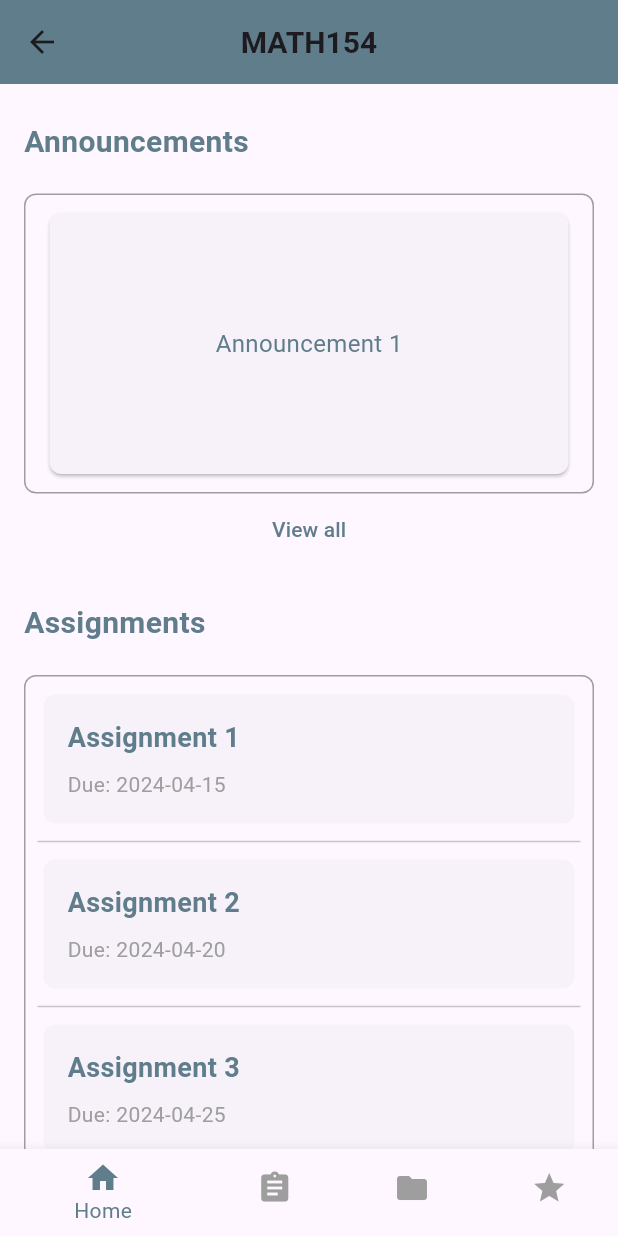
After one commit to FurqanBhat/Canvas-Connect, a Flutter app: the CourseScreen screen opened directly, on a phone screen of 412 x 824 dp. The commit adds this screen. Run offline on Flutter 3.47's test engine with Material 3 defaults, Android fonts, the light colour scheme and no system bars; our stand-ins replace flutter_spinkit, shared_preferences; accounts and stored records are empty.

Commit message:
made ui better

```diff
--- a/lib/main.dart
+++ b/lib/main.dart
@@ -1,5 +1,6 @@
 import 'dart:io';
 
+import 'package:canvas_connect/screen/course_screen.dart';
 import 'package:canvas_connect/screen/help.dart';
 import 'package:canvas_connect/screen/login_screen.dart';
 import 'package:flutter/material.dart';
@@ -18,6 +19,7 @@ class App extends StatelessWidget {
   @override
   Widget build(BuildContext context) {
     return MaterialApp(
+      debugShowCheckedModeBanner: false,
       theme: themeData,
       home: LoginScreen()
     );
--- a/lib/screen/course_list.dart
+++ b/lib/screen/course_list.dart
@@ -1,4 +1,6 @@
+import 'package:canvas_connect/models/LoginModel.dart';
 import 'package:canvas_connect/resource/theme.dart';
+import 'package:canvas_connect/screen/login_screen.dart';
 import 'package:flutter/material.dart';
 import 'package:flutter/widgets.dart';
 
@@ -30,6 +32,19 @@ class CourseList extends StatelessWidget {
           icon: const Icon(Icons.menu),
           onPressed: () {},
         ),
+        actions: [
+          ElevatedButton(
+            child: Icon(
+              Icons.logout,
+            ),
+            onPressed: (){
+              LoginModel.logOut();
+              Navigator.of(context).push(MaterialPageRoute(builder: (context)=>LoginScreen()));
+
+            },
+          )
+        ],
+
       ),
       body: ListView.builder(
         padding: const EdgeInsets.all(8.0),
--- /dev/null
+++ b/lib/screen/course_screen.dart
@@ -0,0 +1,317 @@
+import 'package:flutter/material.dart';
+
+class CourseScreen extends StatefulWidget {
+  const CourseScreen({Key? key}) : super(key: key);
+
+  @override
+  _CourseScreenState createState() => _CourseScreenState();
+}
+
+
+
+
+
+
+
+
+
+
+
+
+
+
+
+
+
+
+
+
+
+class _CourseScreenState extends State<CourseScreen> {
+  int _selectedIndex = 0;
+  final List<String> _announcements = [
+    "Announcement 1",
+    "Announcement 2",
+    "Announcement 3",
+  ];
+
+  @override
+  Widget build(BuildContext context) {
+    return Scaffold(
+      appBar: AppBar(
+        backgroundColor: Colors.blueGrey,
+        title: Text(
+          "MATH154",
+          style: TextStyle(
+            fontSize: 20,
+            fontWeight: FontWeight.bold,
+          ),
+        ),
+        centerTitle: true,
+        leading: IconButton(
+          icon: const Icon(Icons.arrow_back_outlined),
+          onPressed: () {},
+        ),
+      ),
+      body: SingleChildScrollView(
+        padding: const EdgeInsets.all(16.0),
+        child: Column(
+          crossAxisAlignment: CrossAxisAlignment.stretch,
+          children: [
+            _buildSectionTitle("Announcements"),
+            const SizedBox(height: 12.0),
+            _buildAnnouncementsList(),
+            _buildViewAllButton(onPressed: () {
+              // Route to announcements
+            }),
+            const SizedBox(height: 16.0),
+            _buildSectionTitle("Assignments"),
+            const SizedBox(height: 12.0),
+            _buildAssignmentsCalendar(),
+            const SizedBox(height: 16.0),
+            _buildMaterialSectionTitle("Course Materials"),
+            const SizedBox(height: 12.0),
+            _buildMaterialLinks(),
+          ],
+        ),
+      ),
+      bottomNavigationBar: BottomNavigationBar(
+        currentIndex: _selectedIndex,
+        onTap: _onItemTapped,
+        selectedItemColor: Colors.blueGrey,
+        unselectedItemColor: Colors.grey,
+        items: const [
+          BottomNavigationBarItem(
+            icon: Icon(Icons.home),
+            label: 'Home',
+          ),
+          BottomNavigationBarItem(
+            icon: Icon(Icons.assignment),
+            label: 'To Do',
+          ),
+          BottomNavigationBarItem(
+            icon: Icon(Icons.folder),
+            label: 'Files',
+          ),
+          BottomNavigationBarItem(
+            icon: Icon(Icons.grade),
+            label: 'Grades',
+          ),
+        ],
+      ),
+    );
+  }
+
+  void _onItemTapped(int index) {
+    setState(() {
+      _selectedIndex = index;
+    });
+  }
+
+  Widget _buildSectionTitle(String title) {
+    return Padding(
+      padding: const EdgeInsets.symmetric(vertical: 8.0),
+      child: Text(
+        title,
+        style: TextStyle(
+          fontSize: 20,
+          fontWeight: FontWeight.bold,
+          color: Colors.blueGrey,
+        ),
+      ),
+    );
+  }
+
+  Widget _buildMaterialSectionTitle(String title) {
+    return Container(
+      padding: const EdgeInsets.all(8.0),
+      color: Colors.blueGrey,
+      child: Text(
+        title,
+        style: TextStyle(
+          fontSize: 20,
+          fontWeight: FontWeight.bold,
+          color: Colors.white,
+        ),
+      ),
+    );
+  }
+
+  Widget _buildViewAllButton({required VoidCallback onPressed}) {
+    return TextButton(
+      onPressed: onPressed,
+      child: Text(
+        "View all",
+        style: TextStyle(
+          color: Colors.blueGrey,
+        ),
+      ),
+    );
+  }
+
+  Widget _buildAnnouncementsList() {
+    return Container(
+      padding: EdgeInsets.all(8.0),
+      decoration: BoxDecoration(
+        borderRadius: BorderRadius.circular(8.0),
+        border: Border.all(
+          color: Colors.grey,
+        ),
+      ),
+      height: 200,
+      child: PageView.builder(
+        itemCount: _announcements.length,
+        itemBuilder: (context, index) {
+          return Card(
+            margin: const EdgeInsets.symmetric(horizontal: 8.0, vertical: 4.0),
+            shape: RoundedRectangleBorder(
+              borderRadius: BorderRadius.circular(8.0),
+            ),
+            child: Padding(
+              padding: const EdgeInsets.all(16.0),
+              child: Center(
+                child: Text(
+                  _announcements[index],
+                  style: const TextStyle(
+                    fontSize: 16,
+                    color: Colors.blueGrey,
+                  ),
+                ),
+              ),
+            ),
+          );
+        },
+      ),
+    );
+  }
+
+  Widget _buildAssignmentsCalendar() {
+    return Container(
+      padding: EdgeInsets.all(8.0),
+      decoration: BoxDecoration(
+        borderRadius: BorderRadius.circular(8.0),
+        border: Border.all(
+          color: Colors.grey,
+        ),
+      ),
+      child: Column(
+        children: [
+          _buildAssignmentCard(
+            title: "Assignment 1",
+            dueDate: "2024-04-15",
+          ),
+          Divider(),
+          _buildAssignmentCard(
+            title: "Assignment 2",
+            dueDate: "2024-04-20",
+          ),
+          Divider(),
+          _buildAssignmentCard(
+            title: "Assignment 3",
+            dueDate: "2024-04-25",
+          ),
+        ],
+      ),
+    );
+  }
+
+  Widget _buildAssignmentCard({required String title, required String dueDate}) {
+    return Card(
+      elevation: 0.0, // Set elevation to 0 to remove hovering effect
+      shape: RoundedRectangleBorder(
+        borderRadius: BorderRadius.circular(8.0),
+      ),
+      child: Padding(
+        padding: const EdgeInsets.all(16.0),
+        child: Row(
+          crossAxisAlignment: CrossAxisAlignment.start,
+          children: [
+            Expanded(
+              child: Column(
+                crossAxisAlignment: CrossAxisAlignment.start,
+                children: [
+                  Text(
+                    title,
+                    style: TextStyle(
+                      fontSize: 18,
+                      fontWeight: FontWeight.bold,
+                      color: Colors.blueGrey,
+                    ),
+                  ),
+                  SizedBox(height: 8.0),
+                  Text(
+                    "Due: $dueDate",
+                    style: TextStyle(
+                      fontSize: 14,
+                      color: Colors.grey,
+                    ),
+                  ),
+                ],
+              ),
+            ),
+          ],
+        ),
+      ),
+    );
+  }
+
+  Widget _buildMaterialLinks() {
+    return Column(
+      children: [
+        _buildMaterialLink(
+          icon: Icon(Icons.assignment),
+          title: "Syllabus",
+          onTap: () {
+            // Navigate to syllabus page
+          },
+        ),
+        _buildMaterialLink(
+          icon: Icon(Icons.folder),
+          title: "Files",
+          onTap: () {
+            // Navigate to files page
+          },
+        ),
+        _buildMaterialLink(
+          icon: Icon(Icons.chat),
+          title: "Discussion",
+          onTap: () {
+            // Navigate to discussion page
+          },
+        ),
+        _buildMaterialLink(
+          icon: Icon(Icons.grade),
+          title: "Grades",
+          onTap: () {
+            // Navigate to grades page
+          },
+        ),
+        _buildMaterialLink(
+          icon: Icon(Icons.people),
+          title: "Students",
+          onTap: () {
+            // Navigate to students page
+          },
+        ),
+      ],
+    );
+  }
+
+  Widget _buildMaterialLink({
+    required Icon icon,
+    required String title,
+    required VoidCallback onTap,
+  }) {
+    return ListTile(
+      leading: icon,
+      title: Text(
+        title,
+        style: TextStyle(
+          fontSize: 16,
+          color: Colors.blueGrey,
+        ),
+      ),
+      onTap: onTap,
+    );
+  }
+}
--- a/lib/screen/login_screen.dart
+++ b/lib/screen/login_screen.dart
@@ -15,6 +15,7 @@ class LoginScreen extends StatefulWidget {
 class _LoginScreenState extends State<LoginScreen> {
   late TextEditingController _domainController;
   late TextEditingController _tokenController;
+  bool _loading=false;
   GlobalKey<FormState> _formKey = GlobalKey();
   @override
   void initState() {
@@ -48,7 +49,6 @@ class _LoginScreenState extends State<LoginScreen> {
 
       ),
     );
-    bool _loading=false;
     return _loading ? Loading() : Scaffold(
       body: Form(
         key: _formKey,
@@ -123,10 +123,12 @@ class _LoginScreenState extends State<LoginScreen> {
                   ),
                 ),
                 onTap: () async {
+                  LoginModel.setData(_tokenController.text, _domainController.text);
+                  print("after hello");
                   setState(() {
                     _loading=true;
                   });
-                  LoginModel.setData(_tokenController.text.toString(), _domainController.text.toString());
+                  try{
                     await CoursesModel.fetchCourses();
                     if(CoursesModel.requestSuccess){
                       LoginModel.setLoginSuccessful();
@@ -141,6 +143,13 @@ class _LoginScreenState extends State<LoginScreen> {
                       });
                       ScaffoldMessenger.of(context).showSnackBar(snackBar);
                     }
+                  }catch(e){
+                    setState(() {
+                      _loading=false;
+                    });
+                    ScaffoldMessenger.of(context).showSnackBar(snackBar);
+                  }
+
 
 
                 },
--- a/lib/shared/loading.dart
+++ b/lib/shared/loading.dart
@@ -6,9 +6,10 @@ class Loading extends StatelessWidget {
   @override
   Widget build(BuildContext context) {
     return Container(
+      color: Colors.white,
       child: Center(
-        child: SpinKitThreeInOut(
-          color: Colors.white,
+        child: SpinKitWave(
+          color: Colors.orange,
           size: 50,
         ),
       ),
```
Lines whose indentation alone changed are shown as unchanged.
